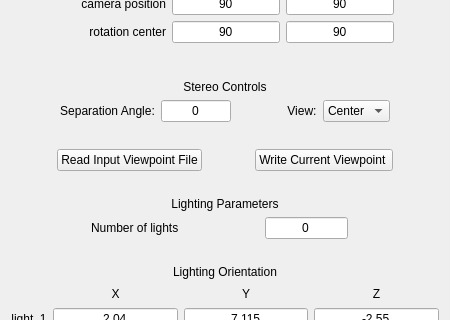
This is apps/vaporgui/guis/ui/viztab.ui in yyr/vapor as Qt 5 draws it before an edit; both pictures show x 0 to 450 and y 275 to 595 of the 450 by 905 pixel window. The edited form follows.
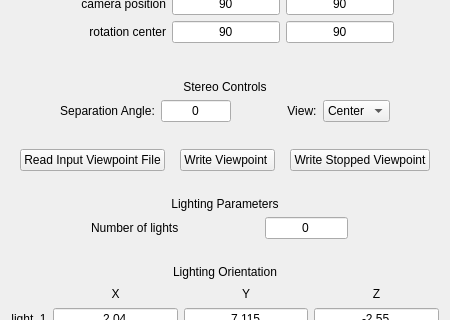
This is the edited form.

Commit message: Enable setting of stopped viewpoint in keyframe prototype

```diff
--- a/apps/vaporgui/guis/ui/viztab.ui
+++ b/apps/vaporgui/guis/ui/viztab.ui
@@ -1152,7 +1152,27 @@
        <item>
         <widget class="QPushButton" name="writeViewpointButton">
          <property name="text">
-          <string>Write Current Viewpoint </string>
+          <string>Write Viewpoint </string>
+         </property>
+        </widget>
+       </item>
+       <item>
+        <spacer name="horizontalSpacer_4">
+         <property name="orientation">
+          <enum>Qt::Horizontal</enum>
+         </property>
+         <property name="sizeHint" stdset="0">
+          <size>
+           <width>40</width>
+           <height>20</height>
+          </size>
+         </property>
+        </spacer>
+       </item>
+       <item>
+        <widget class="QPushButton" name="writeStopButton">
+         <property name="text">
+          <string>Write Stopped Viewpoint</string>
          </property>
         </widget>
        </item>
```
The commit also changes 5 other files.
